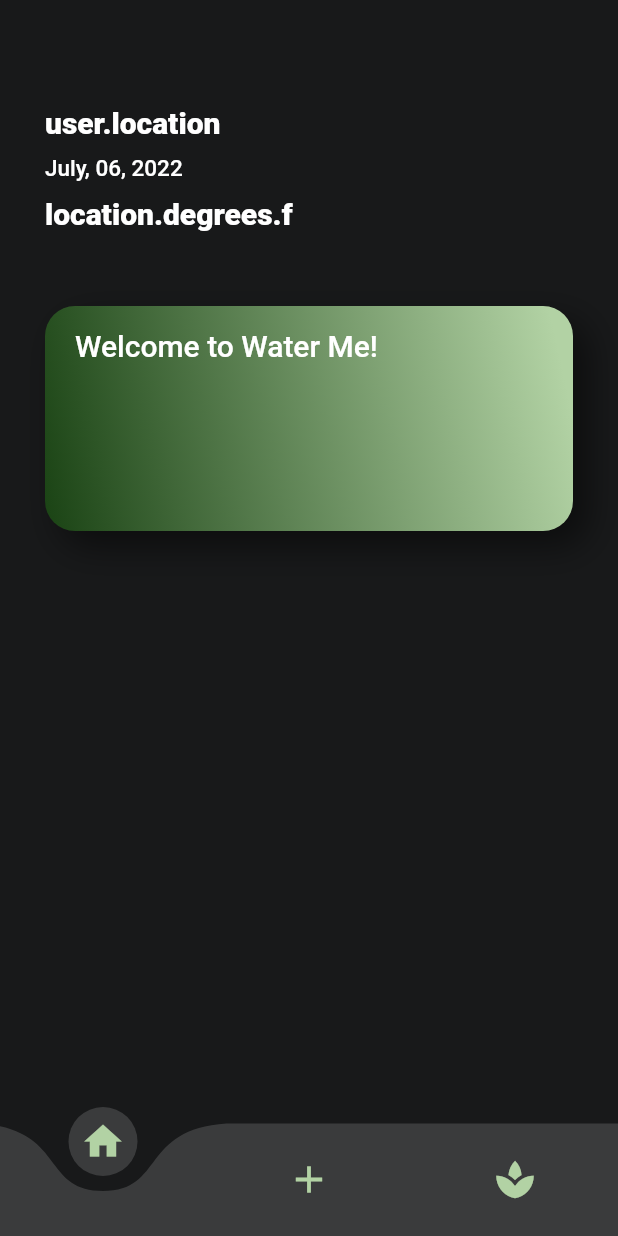
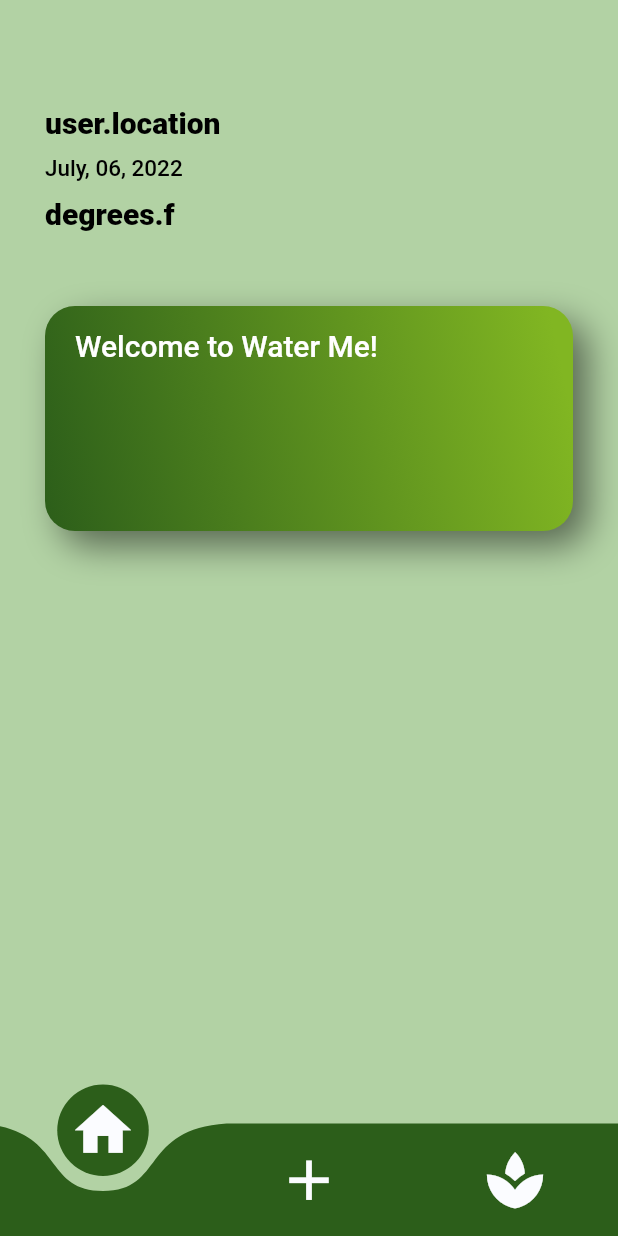
Before and after one commit to collierth/Team10-WaterMe, a Flutter app: the screen it shows after launch, on a phone screen of 412 x 824 dp. Run offline on Flutter 3.47's test engine with Material 2 defaults, Android fonts, the phone set to English and light mode, and no system bars; drawn by our look-alikes of curved_navigation_bar.

Commit message:
Change Home Page Colors

```diff
--- a/waterme/lib/home_page.dart
+++ b/waterme/lib/home_page.dart
@@ -20,19 +20,19 @@ class _HomePageState extends State<HomePage> {
   Widget build(BuildContext context) {
     return Scaffold(
       bottomNavigationBar: CurvedNavigationBar(
-        backgroundColor: color.AppColor.dmblack,
-        color: color.AppColor.dmgrey,
+        backgroundColor: color.AppColor.SeafoamGreen,
+        color: color.AppColor.Green,
         animationDuration: Duration(milliseconds: 300),
         onTap: (index) {
           print(index);
         },
         items: [
-          Icon(Icons.home, size: 30, color: color.AppColor.SeafoamGreen),
-          Icon(Icons.add, size: 30, color: color.AppColor.SeafoamGreen),
-          Icon(Icons.spa, size: 30, color: color.AppColor.SeafoamGreen),
+          Icon(Icons.home, size: 45, color: color.AppColor.homePageBackground),
+          Icon(Icons.add, size: 45, color: color.AppColor.homePageBackground),
+          Icon(Icons.spa, size: 45, color: color.AppColor.homePageBackground),
         ]
         ),
-      backgroundColor: color.AppColor.dmblack,
+      backgroundColor: color.AppColor.SeafoamGreen,
       body: Container(
         padding: const EdgeInsets.only(top: 70, left: 30, right: 30),
         child: Column(
@@ -43,7 +43,7 @@ class _HomePageState extends State<HomePage> {
                       style: TextStyle(
                         fontSize: 20,
                         fontWeight: FontWeight.w900,
-                        color: Colors.white,
+                        color: Colors.black,
                       ),
                     ),
                     SizedBox(height: 10),
@@ -51,16 +51,16 @@ class _HomePageState extends State<HomePage> {
                       style: TextStyle(
                         fontSize: 15,
                         fontWeight: FontWeight.w500,
-                        color: Colors.white,
+                        color: Colors.black,
                       ),
                     ),
                     SizedBox(height: 10),
                       Text(
-                      "location.degrees.f",
+                      "degrees.f",
                       style: TextStyle(
                         fontSize: 20,
                         fontWeight: FontWeight.w900,
-                        color: Colors.white,
+                        color: Colors.black,
                       ),
                     ),
             SizedBox(height: 50,),
@@ -70,8 +70,8 @@ class _HomePageState extends State<HomePage> {
               decoration: BoxDecoration(
                 gradient: LinearGradient(
                   colors: [
-                    color.AppColor.ForestGreen,
-                    color.AppColor.SeafoamGreen,
+                    color.AppColor.Green,
+                    color.AppColor.LimeGreen,
                   ],
                   begin: Alignment.bottomLeft,
                   end: Alignment.centerRight,
```
